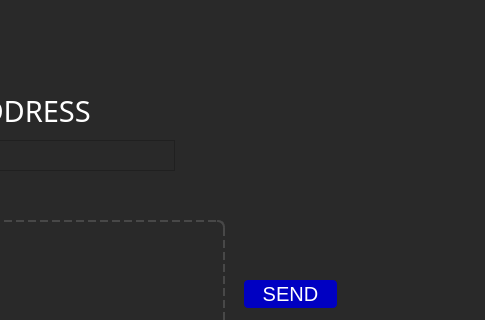
Above: res/template.ui from hsmaharaj1/file-sharing before the change; both pictures show x 386 to 871 and y 0 to 320 of the 871 by 497 pixel window. Below: the same form after it.
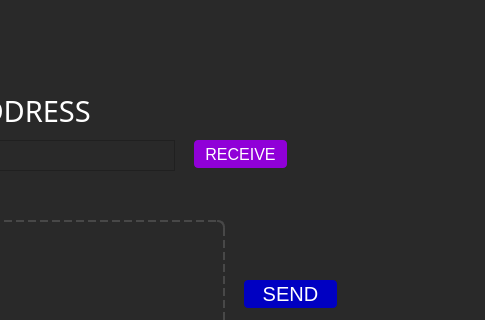
That is the form after the change.

Commit message: Added Receive Function and Multithreaded the processes

Patch:
```diff
--- a/res/template.ui
+++ b/res/template.ui
@@ -118,6 +118,25 @@
      <string>SELECT FILES</string>
     </property>
    </widget>
+   <widget class="QPushButton" name="receivebtn">
+    <property name="geometry">
+     <rect>
+      <x>580</x>
+      <y>140</y>
+      <width>93</width>
+      <height>28</height>
+     </rect>
+    </property>
+    <property name="styleSheet">
+     <string notr="true">color: white;
+font-size: 16px;
+border-radius: 4px;
+background-color: rgb(144, 0, 216);</string>
+    </property>
+    <property name="text">
+     <string>RECEIVE</string>
+    </property>
+   </widget>
   </widget>
   <widget class="QMenuBar" name="menubar">
    <property name="geometry">
```
The commit also changes 2 other files.
